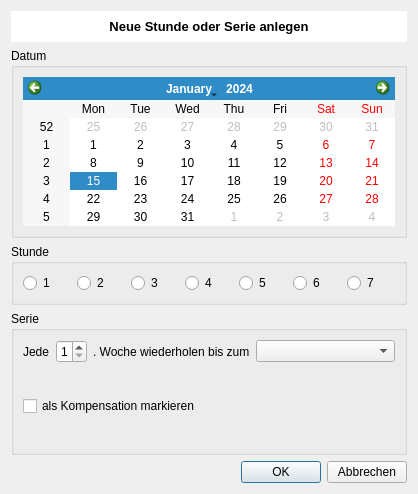
This is NeueStunde.ui in pyphil/Kursbuch as Qt 5 draws it before an edit. The edited form follows.
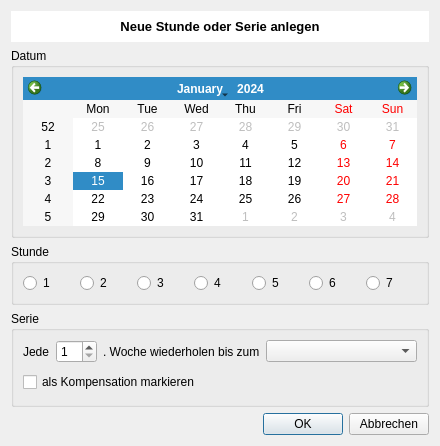
This is the edited form. Icons and pictures are not drawn.

What changed in the file:
```diff
--- a/NeueStunde.ui
+++ b/NeueStunde.ui
@@ -9,8 +9,8 @@
    <rect>
     <x>0</x>
     <y>0</y>
-    <width>407</width>
-    <height>494</height>
+    <width>440</width>
+    <height>446</height>
    </rect>
   </property>
   <property name="sizePolicy">
@@ -167,12 +167,6 @@
               <verstretch>0</verstretch>
              </sizepolicy>
             </property>
-            <property name="minimumSize">
-             <size>
-              <width>31</width>
-              <height>0</height>
-             </size>
-            </property>
             <property name="minimum">
              <number>1</number>
             </property>
```
